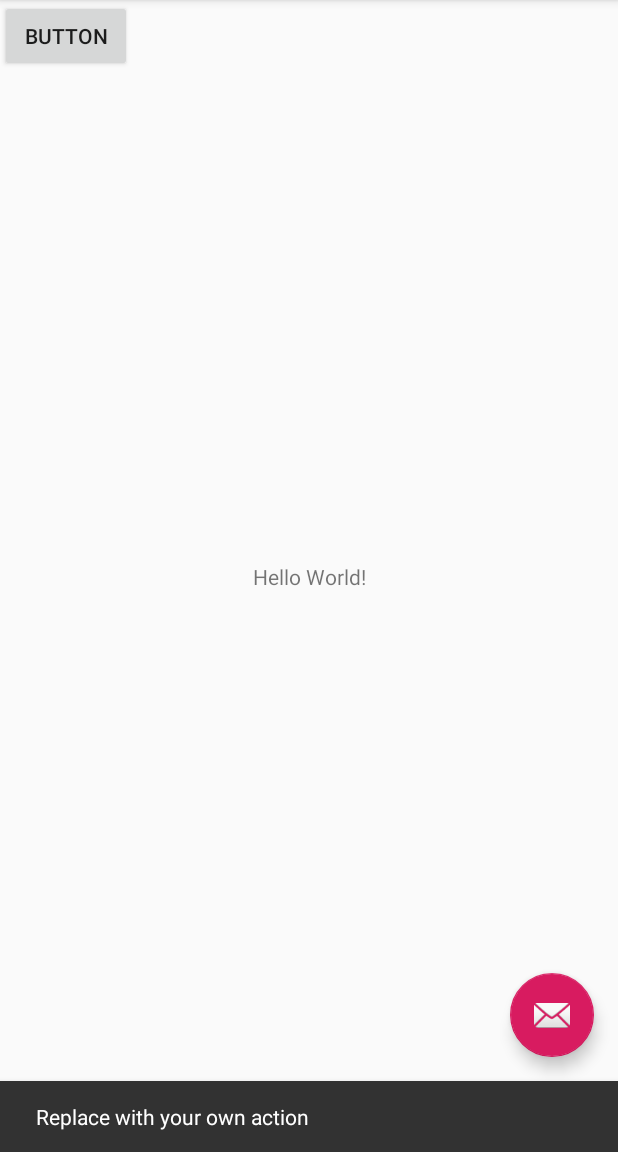
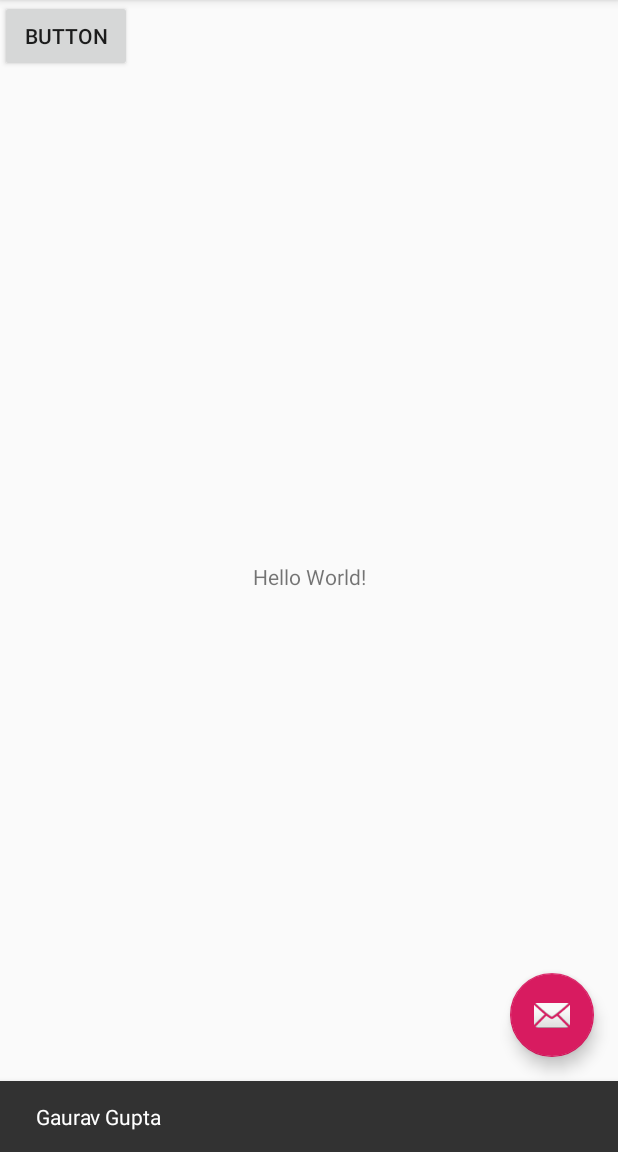
Before and after one commit to GauravGupta125/GLA1, an Android app: the screen it shows after launch (MainActivity), after a tap on an icon or button, on a phone screen of 412 x 824 dp, the part 84-1236 px from its top. Run offline under Robolectric (Android 15) with nearby library versions, the phone set to English and light mode, and no system bars.

Commit message:
change text wit name

```diff
--- a/app/src/main/java/gla/gla1/MainActivity.java
+++ b/app/src/main/java/gla/gla1/MainActivity.java
@@ -22,7 +22,7 @@ public class MainActivity extends AppCompatActivity {
         fab.setOnClickListener(new View.OnClickListener() {
             @Override
             public void onClick(View view) {
-                Snackbar.make(view, "Replace with your own action", Snackbar.LENGTH_LONG)
+                Snackbar.make(view, "Gaurav Gupta", Snackbar.LENGTH_LONG)
                         .setAction("Action", null).show();
             }
         });
```
